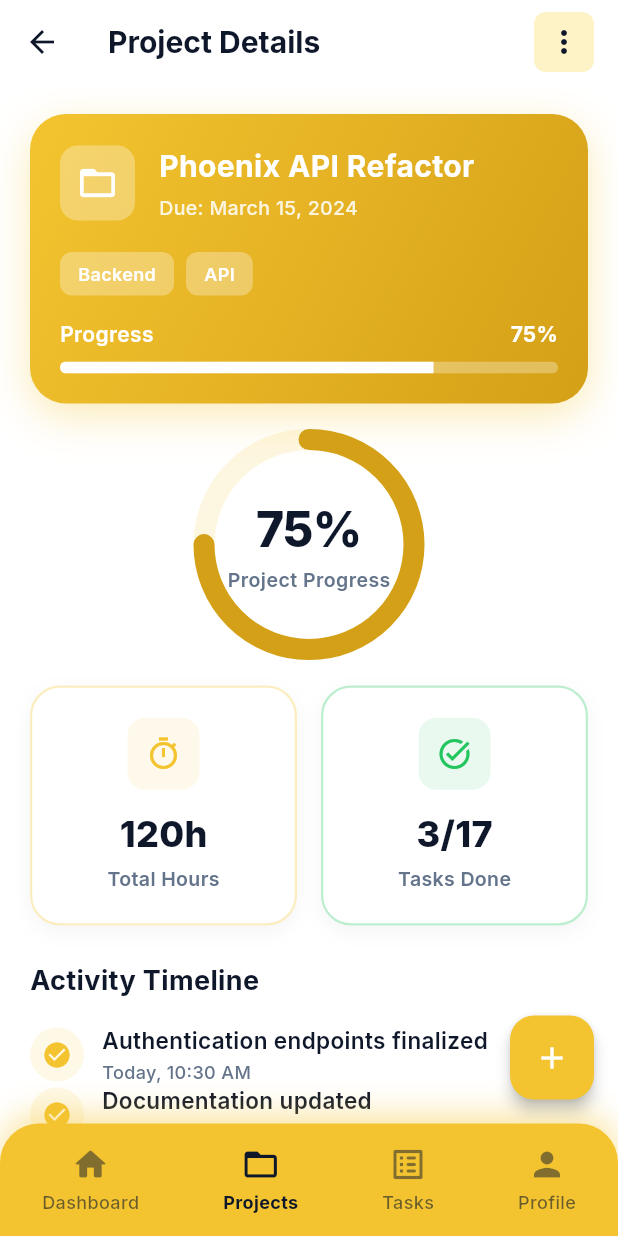
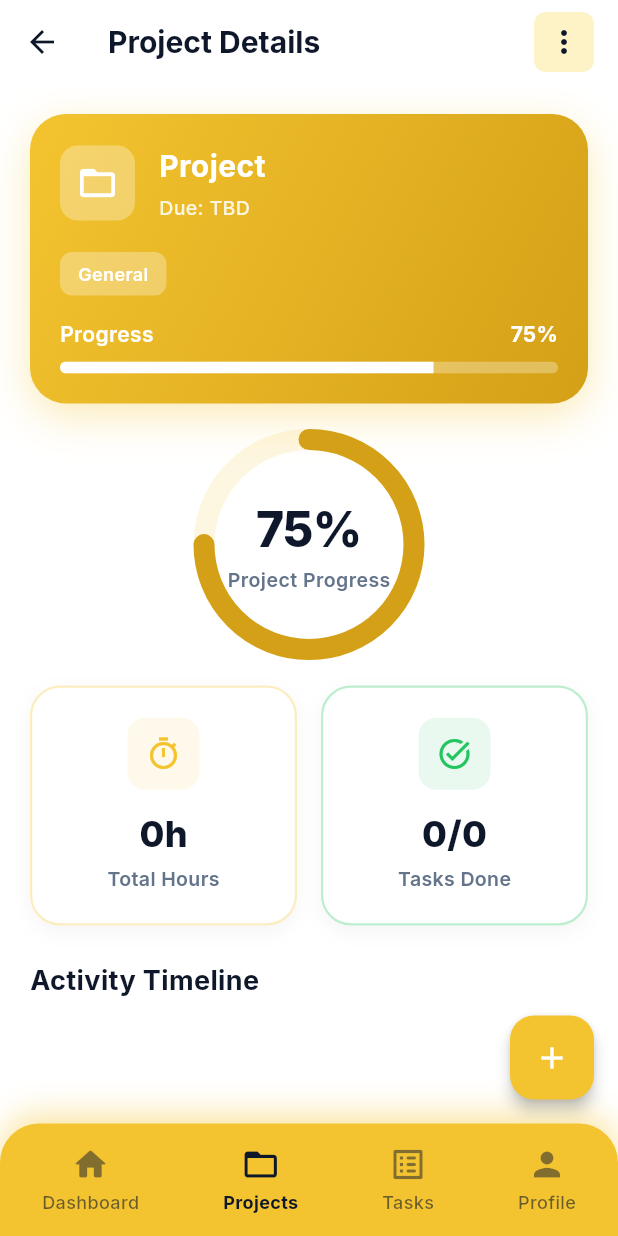
Before and after one commit to khamar21/Devlog-, a Flutter app: the screen it shows after launch, item 2 of the bottom bar chosen, after a tap on "Dashboard", after a tap on "Projects", on a phone screen of 412 x 824 dp. Run offline on Flutter 3.47's test engine with Material 3 defaults, Android fonts, the phone set to English and light mode, and no system bars; our stand-ins replace appwrite, fl_chart, google_fonts; network calls fail.

Commit message:
project details gold page updated

```diff
--- a/lib/features/projects/project_detail_gold_page.dart
+++ b/lib/features/projects/project_detail_gold_page.dart
@@ -11,26 +11,31 @@ class ProjectDetailGoldPage extends StatefulWidget {
     super.key,
     this.projectProgress = 0.75,
     this.progressLabel = 'Project Progress',
+    this.projectName = 'Project',
+    this.projectDue = 'TBD',
+    this.projectTags = const ['General'],
+    this.totalHours = 0,
+    this.totalTasks = 0,
   });
   static const routeName = '/project-detail-gold';
 
   final double projectProgress;
   final String progressLabel;
+  final String projectName;
+  final String projectDue;
+  final List<String> projectTags;
+  final int totalHours;
+  final int totalTasks;
 
   @override
   State<ProjectDetailGoldPage> createState() => _ProjectDetailGoldPageState();
 }
 
 class _ProjectDetailGoldPageState extends State<ProjectDetailGoldPage> {
-  final List<Map<String, String>> tasks = [
-    {"title": "Authentication endpoints finalized", "time": "Today, 10:30 AM"},
-    {"title": "Documentation updated", "time": "Yesterday, 4:15 PM"},
-    {"title": "API deployed to staging", "time": "2 days ago"},
-  ];
+  late List<Map<String, String>> tasks = [];
 
-  // TODO: receive/set actual projectId and userId via constructor/route
-  final String _projectId = 'CURRENT_PROJECT_ID';
-  final String? _userId = 'CURRENT_USER_ID';
+  final String _projectId = 'dynamic_project_id';
+  final String? _userId = 'dynamic_user_id';
 
   @override
   void initState() {
@@ -181,6 +186,9 @@ class _ProjectDetailGoldPageState extends State<ProjectDetailGoldPage> {
                 accent: accent,
                 accentDark: accentDark,
                 progress: normalizedProgress,
+                projectName: widget.projectName,
+                projectDue: widget.projectDue,
+                projectTags: widget.projectTags,
               ),
               const SizedBox(height: 24),
               // Progress chart
@@ -198,7 +206,7 @@ class _ProjectDetailGoldPageState extends State<ProjectDetailGoldPage> {
                     child: _StatCard(
                       icon: Icons.timer_outlined,
                       label: "Total Hours",
-                      value: "120h",
+                      value: "${widget.totalHours}h",
                       color: accent,
                     ),
                   ),
@@ -207,7 +215,7 @@ class _ProjectDetailGoldPageState extends State<ProjectDetailGoldPage> {
                     child: _StatCard(
                       icon: Icons.task_alt,
                       label: "Tasks Done",
-                      value: "${tasks.length}/17",
+                      value: "${tasks.length}/${widget.totalTasks}",
                       color: const Color(0xFF22C55E),
                     ),
                   ),
@@ -277,11 +285,17 @@ class _ProjectHeaderCard extends StatelessWidget {
   final Color accent;
   final Color accentDark;
   final double progress;
+  final String projectName;
+  final String projectDue;
+  final List<String> projectTags;
 
   const _ProjectHeaderCard({
     required this.accent,
     required this.accentDark,
     required this.progress,
+    required this.projectName,
+    required this.projectDue,
+    required this.projectTags,
   });
 
   @override
@@ -324,7 +338,7 @@ class _ProjectHeaderCard extends StatelessWidget {
                   crossAxisAlignment: CrossAxisAlignment.start,
                   children: [
                     Text(
-                      "Phoenix API Refactor",
+                      projectName,
                       style: GoogleFonts.inter(
                         fontSize: 20,
                         fontWeight: FontWeight.w700,
@@ -333,7 +347,7 @@ class _ProjectHeaderCard extends StatelessWidget {
                     ),
                     const SizedBox(height: 4),
                     Text(
-                      "Due: March 15, 2024",
+                      "Due: $projectDue",
                       style: GoogleFonts.inter(
                         fontSize: 13,
                         fontWeight: FontWeight.w500,
@@ -348,9 +362,11 @@ class _ProjectHeaderCard extends StatelessWidget {
           const SizedBox(height: 20),
           Row(
             children: [
-              _ChipTag(label: "Backend", color: Colors.white.withValues(alpha: 0.3)),
-              const SizedBox(width: 8),
-              _ChipTag(label: "API", color: Colors.white.withValues(alpha: 0.3)),
+              ...projectTags.map((tag) => Padding(
+                    padding: const EdgeInsets.only(right: 8),
+                    child: _ChipTag(
+                        label: tag, color: Colors.white.withValues(alpha: 0.3)),
+                  )),
             ],
           ),
           const SizedBox(height: 16),
```
